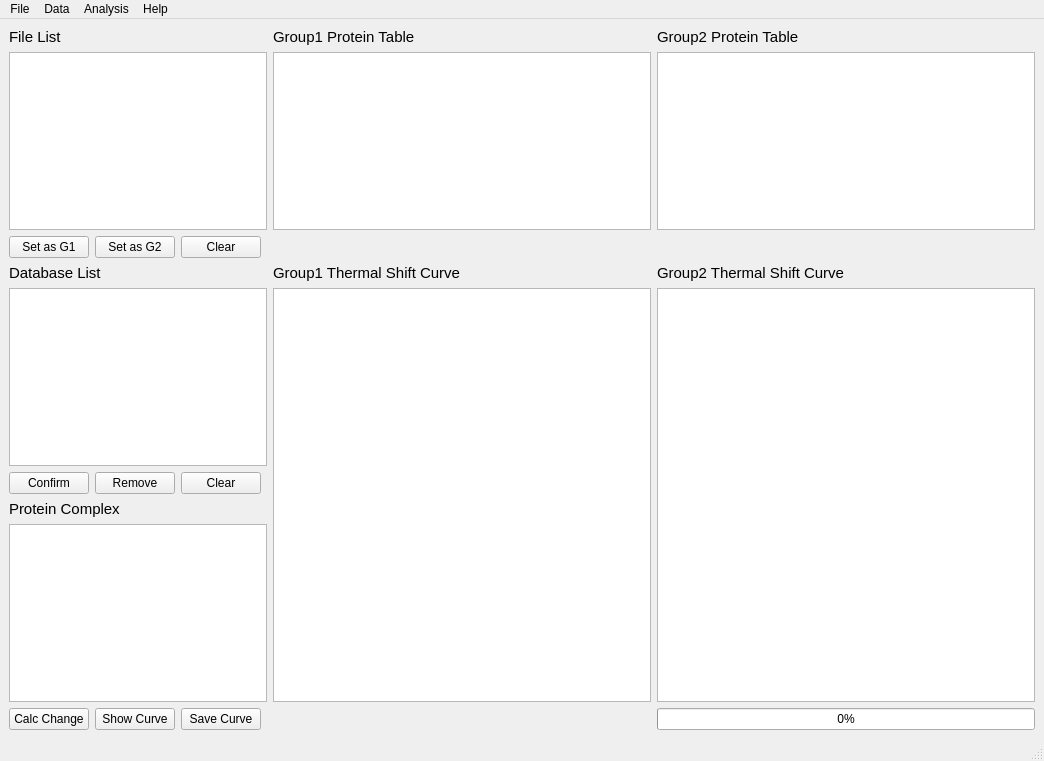
Above: MainWindow.ui from hcji/ProSAP before the change. Below: the same form after it.
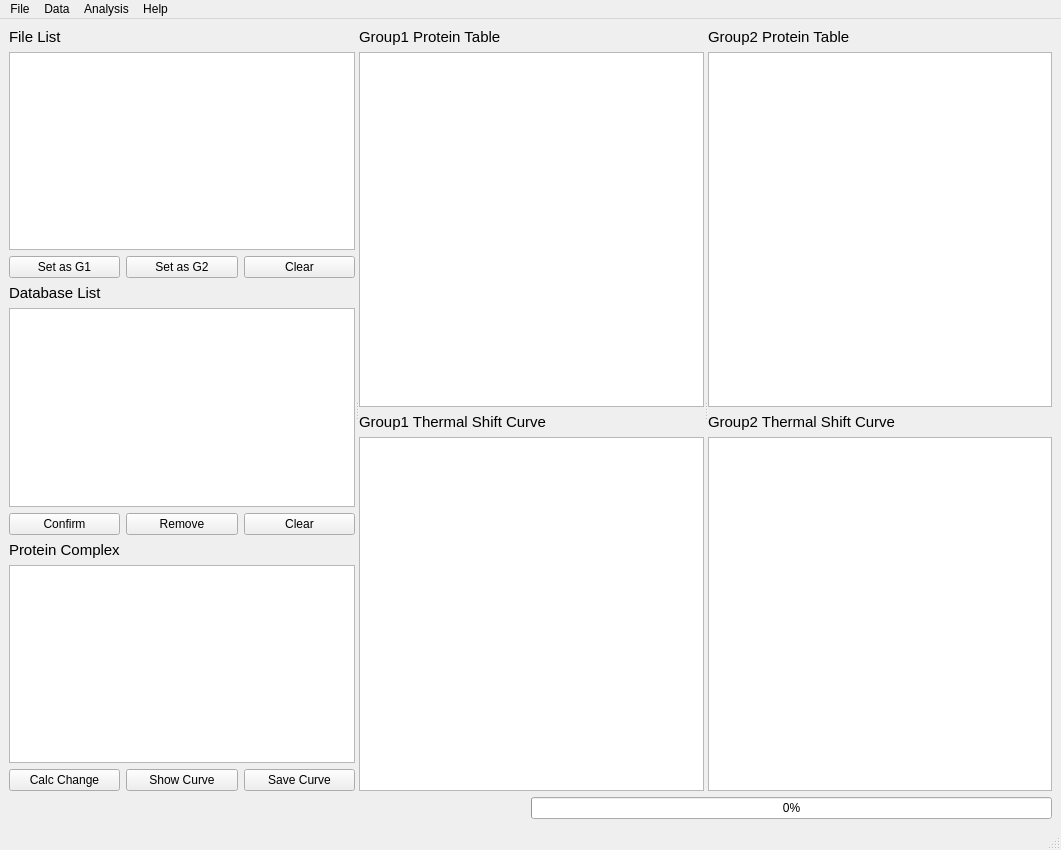
That is the form after the change. Icons and pictures are not drawn.

What changed in the file:
```diff
--- a/MainWindow.ui
+++ b/MainWindow.ui
@@ -6,8 +6,8 @@
    <rect>
     <x>0</x>
     <y>0</y>
-    <width>1044</width>
-    <height>761</height>
+    <width>1061</width>
+    <height>850</height>
    </rect>
   </property>
   <property name="windowTitle">
@@ -15,15 +15,15 @@
   </property>
   <widget class="QWidget" name="centralwidget">
    <layout class="QGridLayout" name="gridLayout">
-    <item row="8" column="2">
-     <widget class="QPushButton" name="ButtonSaveCurve">
-      <property name="text">
-       <string>Save Curve</string>
+    <item row="0" column="0">
+     <widget class="QSplitter" name="splitter_2">
+      <property name="orientation">
+       <enum>Qt::Horizontal</enum>
       </property>
-     </widget>
-    </item>
-    <item row="3" column="5">
-     <widget class="QLabel" name="labelThermalShift2">
+      <widget class="QWidget" name="">
+       <layout class="QVBoxLayout" name="verticalLayout">
+        <item>
+         <widget class="QLabel" name="labelFileList">
       <property name="font">
        <font>
         <family>Arial</family>
@@ -31,12 +31,40 @@
        </font>
       </property>
       <property name="text">
-       <string>Group2 Thermal Shift Curve</string>
+           <string>File List</string>
       </property>
      </widget>
     </item>
-    <item row="3" column="4">
-     <widget class="QLabel" name="labelThermalShift1">
+        <item>
+         <widget class="QListWidget" name="ListFile"/>
+        </item>
+        <item>
+         <layout class="QHBoxLayout" name="horizontalLayout">
+          <item>
+           <widget class="QPushButton" name="ButtonGroup1">
+            <property name="text">
+             <string>Set as G1</string>
+            </property>
+           </widget>
+          </item>
+          <item>
+           <widget class="QPushButton" name="ButtonGroup2">
+            <property name="text">
+             <string>Set as G2</string>
+            </property>
+           </widget>
+          </item>
+          <item>
+           <widget class="QPushButton" name="ButtonClearFileList">
+            <property name="text">
+             <string>Clear</string>
+            </property>
+           </widget>
+          </item>
+         </layout>
+        </item>
+        <item>
+         <widget class="QLabel" name="labelDatabase">
       <property name="font">
        <font>
         <family>Arial</family>
@@ -44,24 +72,39 @@
        </font>
       </property>
       <property name="text">
-       <string>Group1 Thermal Shift Curve</string>
+           <string>Database List</string>
       </property>
      </widget>
     </item>
-    <item row="4" column="0" colspan="4">
+        <item>
      <widget class="QListWidget" name="ListDatabase"/>
     </item>
-    <item row="4" column="4" rowspan="4">
-     <widget class="QGraphicsView" name="GraphicThermShift1"/>
-    </item>
-    <item row="5" column="0">
+        <item>
+         <layout class="QHBoxLayout" name="horizontalLayout_2">
+          <item>
      <widget class="QPushButton" name="ButtonDatabaseConfirm">
       <property name="text">
        <string>Confirm</string>
       </property>
      </widget>
     </item>
-    <item row="6" column="0" colspan="3">
+          <item>
+           <widget class="QPushButton" name="ButtonDatabaseRemove">
+            <property name="text">
+             <string>Remove</string>
+            </property>
+           </widget>
+          </item>
+          <item>
+           <widget class="QPushButton" name="ButtonClearDatabase">
+            <property name="text">
+             <string>Clear</string>
+            </property>
+           </widget>
+          </item>
+         </layout>
+        </item>
+        <item>
      <widget class="QLabel" name="labelProteinComplex">
       <property name="font">
        <font>
@@ -74,63 +117,43 @@
       </property>
      </widget>
     </item>
-    <item row="7" column="0" colspan="4">
+        <item>
      <widget class="QTableWidget" name="tableProteinComplex"/>
     </item>
-    <item row="4" column="5" rowspan="4">
-     <widget class="QGraphicsView" name="GraphicThermShift2"/>
-    </item>
-    <item row="8" column="5">
-     <widget class="QProgressBar" name="progressBar">
-      <property name="value">
-       <number>0</number>
-      </property>
-     </widget>
-    </item>
-    <item row="8" column="0">
+        <item>
+         <layout class="QHBoxLayout" name="horizontalLayout_3">
+          <item>
      <widget class="QPushButton" name="ButtonCalcComplex">
       <property name="text">
        <string>Calc Change</string>
       </property>
      </widget>
     </item>
-    <item row="2" column="0">
-     <widget class="QPushButton" name="ButtonGroup1">
+          <item>
+           <widget class="QPushButton" name="ButtonShowCurve">
       <property name="text">
-       <string>Set as G1</string>
+             <string>Show Curve</string>
       </property>
      </widget>
     </item>
-    <item row="0" column="5">
-     <widget class="QLabel" name="labelProteinTable2">
-      <property name="font">
-       <font>
-        <family>Arial</family>
-        <pointsize>11</pointsize>
-       </font>
-      </property>
+          <item>
+           <widget class="QPushButton" name="ButtonSaveCurve">
       <property name="text">
-       <string>Group2 Protein Table</string>
+             <string>Save Curve</string>
       </property>
      </widget>
     </item>
-    <item row="0" column="0">
-     <widget class="QLabel" name="labelFileList">
-      <property name="font">
-       <font>
-        <family>Arial</family>
-        <pointsize>11</pointsize>
-       </font>
-      </property>
-      <property name="text">
-       <string>File List</string>
-      </property>
-     </widget>
-    </item>
-    <item row="1" column="5">
-     <widget class="QTableView" name="tableProtein2"/>
-    </item>
-    <item row="0" column="4">
+         </layout>
+        </item>
+       </layout>
+      </widget>
+      <widget class="QSplitter" name="splitter">
+       <property name="orientation">
+        <enum>Qt::Horizontal</enum>
+       </property>
+       <widget class="QWidget" name="">
+        <layout class="QVBoxLayout" name="verticalLayout_2">
+         <item>
      <widget class="QLabel" name="labelProteinTable1">
       <property name="font">
        <font>
@@ -143,14 +166,11 @@
       </property>
      </widget>
     </item>
-    <item row="1" column="0" colspan="4">
-     <widget class="QListWidget" name="ListFile"/>
-    </item>
-    <item row="1" column="4">
+         <item>
      <widget class="QTableView" name="tableProtein1"/>
     </item>
-    <item row="3" column="0" colspan="3">
-     <widget class="QLabel" name="labelDatabase">
+         <item>
+          <widget class="QLabel" name="labelThermalShift1">
       <property name="font">
        <font>
         <family>Arial</family>
@@ -158,44 +178,77 @@
        </font>
       </property>
       <property name="text">
-       <string>Database List</string>
+            <string>Group1 Thermal Shift Curve</string>
       </property>
      </widget>
     </item>
-    <item row="8" column="1">
-     <widget class="QPushButton" name="ButtonShowCurve">
+         <item>
+          <widget class="QGraphicsView" name="GraphicThermShift1"/>
+         </item>
+        </layout>
+       </widget>
+       <widget class="QWidget" name="">
+        <layout class="QVBoxLayout" name="verticalLayout_3">
+         <item>
+          <widget class="QLabel" name="labelProteinTable2">
+           <property name="font">
+            <font>
+             <family>Arial</family>
+             <pointsize>11</pointsize>
+            </font>
+           </property>
       <property name="text">
-       <string>Show Curve</string>
+            <string>Group2 Protein Table</string>
       </property>
      </widget>
     </item>
-    <item row="5" column="1">
-     <widget class="QPushButton" name="ButtonDatabaseRemove">
+         <item>
+          <widget class="QTableView" name="tableProtein2"/>
+         </item>
+         <item>
+          <widget class="QLabel" name="labelThermalShift2">
+           <property name="font">
+            <font>
+             <family>Arial</family>
+             <pointsize>11</pointsize>
+            </font>
+           </property>
       <property name="text">
-       <string>Remove</string>
+            <string>Group2 Thermal Shift Curve</string>
       </property>
      </widget>
     </item>
-    <item row="2" column="1">
-     <widget class="QPushButton" name="ButtonGroup2">
-      <property name="text">
-       <string>Set as G2</string>
-      </property>
-     </widget>
+         <item>
+          <widget class="QGraphicsView" name="GraphicThermShift2"/>
+         </item>
+        </layout>
+       </widget>
+      </widget>
+     </widget>
     </item>
-    <item row="2" column="2">
-     <widget class="QPushButton" name="ButtonClearFileList">
-      <property name="text">
-       <string>Clear</string>
-      </property>
-     </widget>
-    </item>
-    <item row="5" column="2">
-     <widget class="QPushButton" name="ButtonClearDatabase">
-      <property name="text">
-       <string>Clear</string>
-      </property>
-     </widget>
+    <item row="1" column="0">
+     <layout class="QHBoxLayout" name="horizontalLayout_4">
+      <item>
+       <spacer name="horizontalSpacer">
+        <property name="orientation">
+         <enum>Qt::Horizontal</enum>
+        </property>
+        <property name="sizeHint" stdset="0">
+         <size>
+          <width>98</width>
+          <height>20</height>
+         </size>
+        </property>
+       </spacer>
+      </item>
+      <item>
+       <widget class="QProgressBar" name="progressBar">
+        <property name="value">
+         <number>0</number>
+        </property>
+       </widget>
+      </item>
+     </layout>
     </item>
    </layout>
   </widget>
@@ -205,7 +258,7 @@
     <rect>
      <x>0</x>
      <y>0</y>
-     <width>1044</width>
+     <width>1061</width>
      <height>26</height>
     </rect>
    </property>
```
Lines whose indentation alone changed are shown as unchanged.
